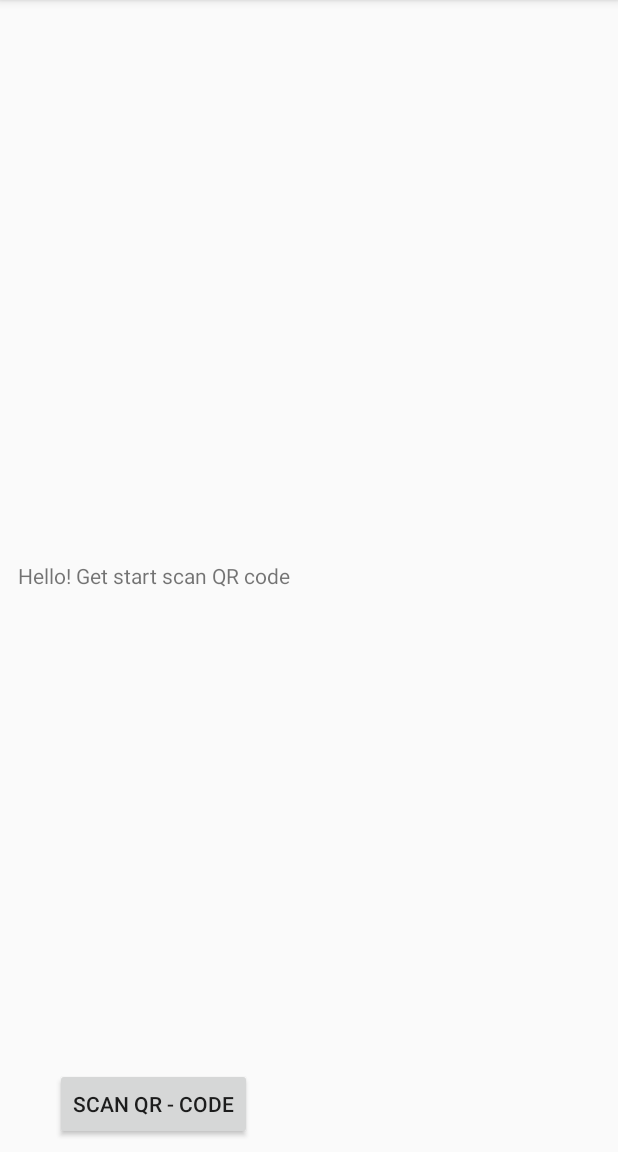
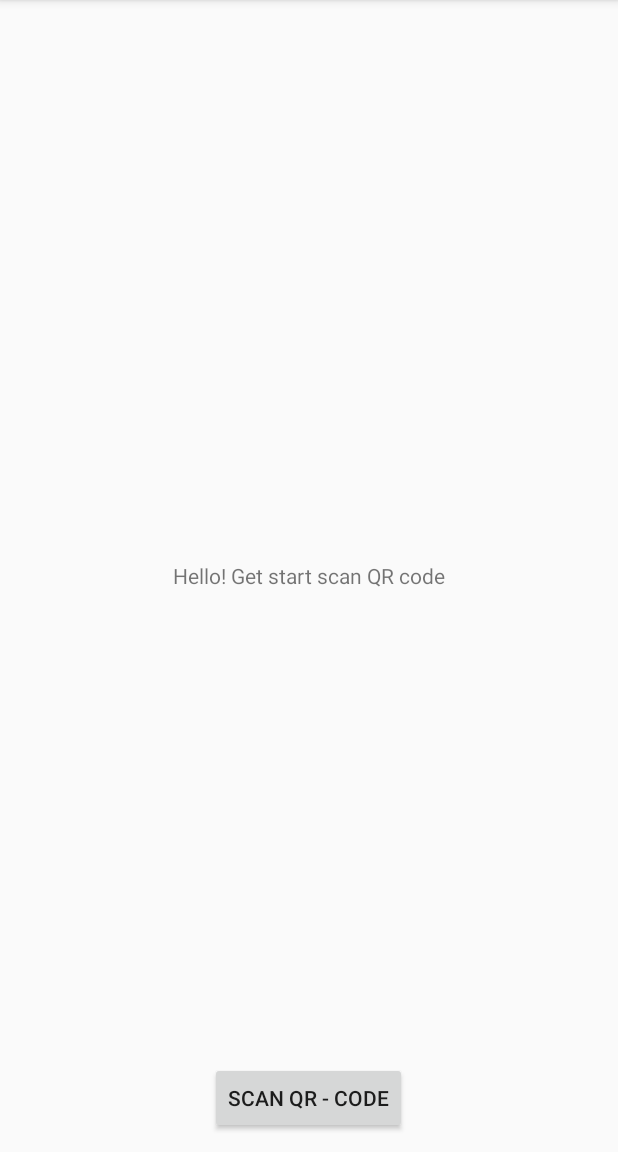
Before and after one commit to IosephKnecht/barcode-view, an Android app: the screen it shows after launch (MainActivity), on a phone screen of 412 x 824 dp, the part 84-1236 px from its top. Run offline under Robolectric (Android 15) with nearby library versions, the phone set to English and light mode, and no system bars; our stand-ins replace Dagger/Hilt's generated code; libraries missing offline, so code that uses them is left out: com.google.android.gms; 5 statements that could not run were skipped.

Commit message:
fixed errors for fragment_host

```diff
--- a/app/src/main/java/com/project/iosephknecht/barcode_view/presentation/host/MainActivity.kt
+++ b/app/src/main/java/com/project/iosephknecht/barcode_view/presentation/host/MainActivity.kt
@@ -17,7 +17,7 @@ class MainActivity : AppCompatActivity() {
 
         if (fragment == null) {
             supportFragmentManager!!.beginTransaction()
-                .replace(R.id.fragment_container, HostFragment.newInstance(), HostFragment.TAG)
+                .add(R.id.fragment_container, HostFragment.newInstance(), HostFragment.TAG)
                 .addToBackStack(null)
                 .commit()
         }
--- a/app/src/main/res/layout/activity_main.xml
+++ b/app/src/main/res/layout/activity_main.xml
@@ -1,5 +1,5 @@
 <?xml version="1.0" encoding="utf-8"?>
 <FrameLayout xmlns:android="http://schemas.android.com/apk/res/android"
     android:id="@+id/fragment_container"
-    android:layout_width="wrap_content"
+    android:layout_width="match_parent"
     android:layout_height="wrap_content" />
--- a/app/src/main/res/layout/fragment_host.xml
+++ b/app/src/main/res/layout/fragment_host.xml
@@ -1,27 +1,28 @@
 <?xml version="1.0" encoding="utf-8"?>
 <RelativeLayout xmlns:android="http://schemas.android.com/apk/res/android"
-    xmlns:tools="http://schemas.android.com/tools"
     android:layout_width="match_parent"
     android:layout_height="match_parent"
-    android:paddingStart="12dp"
-    android:paddingEnd="12dp"
-    android:paddingTop="8dp"
-    android:paddingBottom="8dp">
+    android:paddingBottom="@dimen/padding_medium"
+    android:paddingEnd="@dimen/padding_high"
+    android:paddingStart="@dimen/padding_high"
+    android:paddingTop="@dimen/padding_medium"
+    android:orientation="vertical">
 
     <TextView
         android:id="@+id/preview_text"
         android:layout_width="wrap_content"
         android:layout_height="wrap_content"
+        android:text="@string/preview_string"
         android:layout_centerHorizontal="true"
-        android:layout_centerVertical="true"
-        android:text="Hello! Get start scan QR code" />
+        android:layout_centerVertical="true"/>
 
     <Button
         android:id="@+id/scan_button"
         android:layout_width="wrap_content"
         android:layout_height="wrap_content"
+        android:text="@string/scan_button_text"
+        android:layout_gravity="bottom"
         android:layout_alignParentBottom="true"
-        android:layout_centerHorizontal="true"
-        android:text="Scan QR - code" />
+        android:layout_centerHorizontal="true"/>
 
 </RelativeLayout>
--- /dev/null
+++ b/app/src/main/res/values/dimens.xml
@@ -0,0 +1,5 @@
+<?xml version="1.0" encoding="utf-8"?>
+<resources>
+    <dimen name="padding_high">12dp</dimen>
+    <dimen name="padding_medium">12dp</dimen>
+</resources>
--- a/app/src/main/res/values/strings.xml
+++ b/app/src/main/res/values/strings.xml
@@ -1,3 +1,5 @@
 <resources>
     <string name="app_name">barcode-view</string>
+    <string name="preview_string">Hello! Get start scan QR code</string>
+    <string name="scan_button_text">Scan QR - code</string>
 </resources>
```
